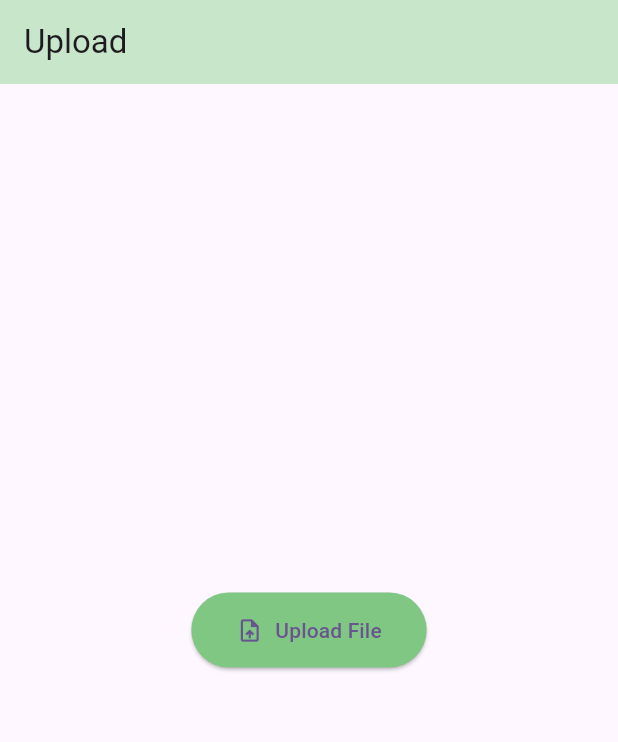
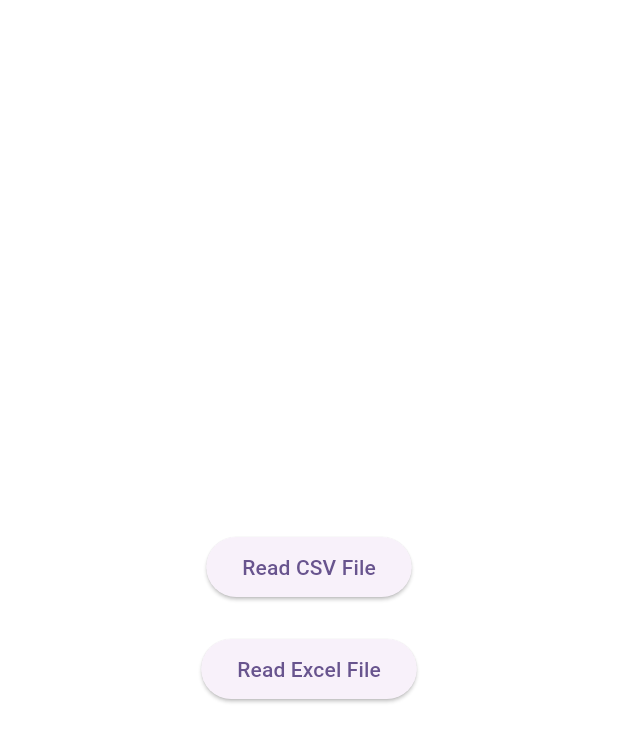
Before and after one commit to 0daySociety/uplaod, a Flutter app: the screen it shows after launch, on a phone screen of 412 x 824 dp. Shown: the top 742 px of the screen. Run offline on Flutter 3.47's test engine with Material 3 defaults, Android fonts, the light colour scheme and no system bars; our stand-ins replace csv, file_picker, firebase_storage; missing offline and left inert: excel; accounts and stored records are empty.

Commit message:
Added csv and excel packages

```diff
--- a/lib/main.dart
+++ b/lib/main.dart
@@ -1,7 +1,11 @@
+import 'dart:convert';
+
 import 'package:annawithah/widgets/memsfilePicker.dart';
+import 'package:file_picker/file_picker.dart';
 import 'package:flutter/material.dart';
-import 'package:firebase_core/firebase_core.dart';
-
+import 'package:excel/excel.dart';
+import 'package:csv/csv.dart';
+import 'dart:io';
 void main()  {
   //   WidgetsFlutterBinding.ensureInitialized();
   // await Firebase.initializeApp();
@@ -21,7 +25,69 @@ class MyApp extends StatelessWidget {
         colorScheme: ColorScheme.fromSeed(seedColor: Colors.deepPurple),
         useMaterial3: true,
       ),
-      home: uploadPage(),
+      home: FileReaderWidget(),
     );
   }
 }
+class FileReaderWidget extends StatelessWidget {
+  Future<void> readCsv() async {
+    FilePickerResult? result = await FilePicker.platform.pickFiles(type: FileType.custom, allowedExtensions: ['csv']);
+
+    if (result != null) {
+      final bytes = result.files.first.bytes;
+      if (bytes != null) {
+        String csvString = utf8.decode(bytes);
+        List<List<dynamic>> rows = CsvToListConverter().convert(csvString);
+
+        for (var row in rows) {
+          print(row);
+        }
+      }
+    } else {
+      print("User canceled the picker");
+    }
+  }
+
+  Future<void> readExcel() async {
+    FilePickerResult? result = await FilePicker.platform.pickFiles(type: FileType.custom, allowedExtensions: ['xlsx']);
+
+    if (result != null) {
+      final bytes = result.files.first.bytes;
+      if (bytes != null) {
+        var excel = Excel.decodeBytes(bytes);
+
+        for (var table in excel.tables.keys) {
+          print(table); // Sheet Name
+          print(excel.tables[table]?.maxColumns);
+          print(excel.tables[table]?.maxRows);
+
+          for (var row in excel.tables[table]!.rows) {
+            print('$row');
+          }
+        }
+      }
+    } else {
+      print("User canceled the picker");
+    }
+  }
+
+  @override
+  Widget build(BuildContext context) {
+    return Center(
+      child: Column(
+        mainAxisAlignment: MainAxisAlignment.center,
+        children: <Widget>[
+          ElevatedButton(
+            onPressed: readCsv,
+            child: Text('Read CSV File'),
+          ),
+          SizedBox(height: 20),
+          ElevatedButton(
+            onPressed: readExcel,
+            child: Text('Read Excel File'),
+          ),
+        ],
+      ),
+    );
+  }
+}
--- a/pubspec.yaml
+++ b/pubspec.yaml
@@ -40,6 +40,8 @@ dependencies:
   uuid: ^4.4.2
   firebase_core: ^2.24.2
   firebase_storage: ^11.6.0
+  excel: ^4.0.6
+  csv: ^6.0.0
 
 dev_dependencies:
   flutter_test:
```
Also changed, not shown: pubspec.lock.
